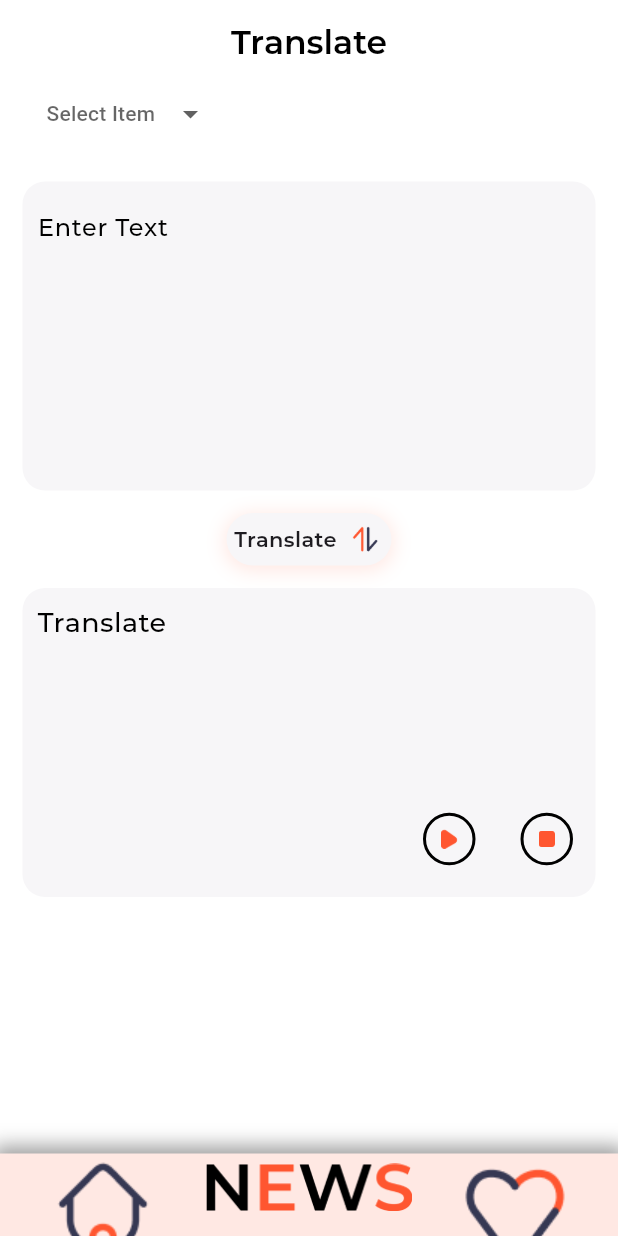
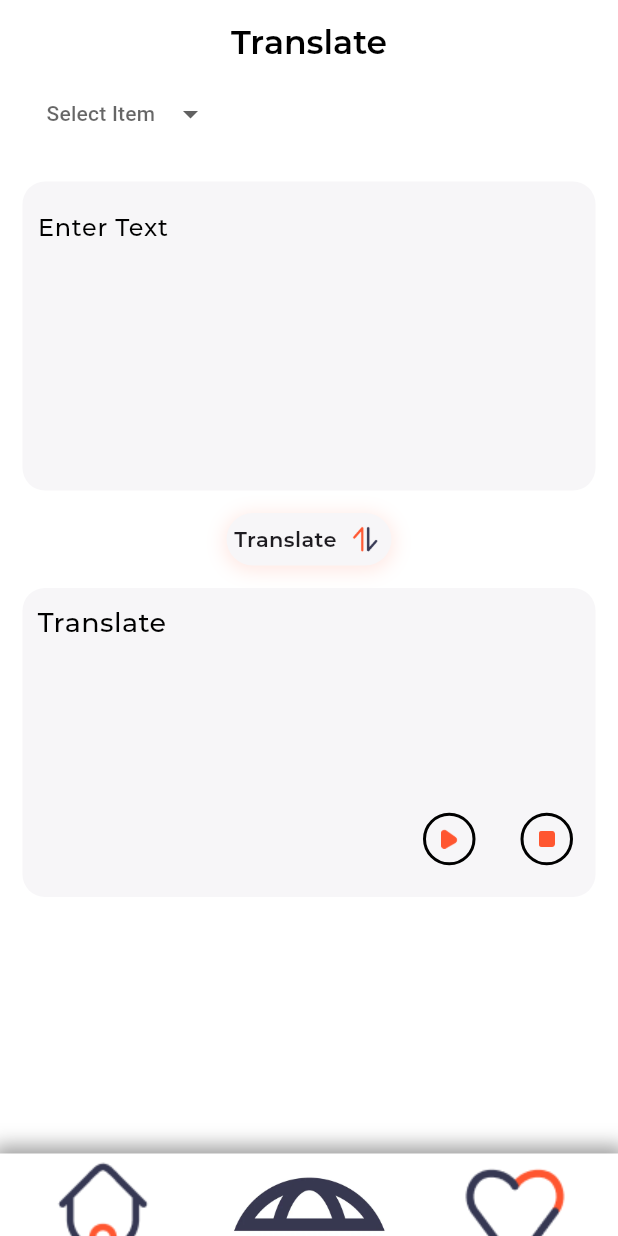
Before and after one commit to naimishvarsani/newsApp, a Flutter app: the PersistenBottomNavBar widget shown alone on an empty page, opened directly, on a phone screen of 412 x 824 dp. Run offline on Flutter 3.47's test engine with Material 3 defaults, Android fonts, the phone set to English and light mode, and no system bars; drawn by our look-alikes of dropdown_button2, persistent_bottom_nav_bar_v2; our stand-ins replace flutter_tts, get, shared_preferences, smooth_page_indicator, url_launcher_web; missing offline and left inert: shared_preferences_web, translator; accounts and stored records are empty; project files that could hold a hidden picture were left out.

Commit message:
add icon

```diff
--- a/lib/Helper/bottomnavbar.dart
+++ b/lib/Helper/bottomnavbar.dart
@@ -21,7 +21,7 @@ class PersistenBottomNavBar extends StatelessWidget {
         PersistentTabConfig(
           screen: CountryListView(),
           item: ItemConfig(
-            icon: Image.asset(AssetsPath.home + 'NEWS.png'),
+            icon: Image.asset(AssetsPath.home + 'newsIcon.jpg'),
             title: "News",
           ),
         ),
@@ -41,7 +41,7 @@ class PersistenBottomNavBar extends StatelessWidget {
         navBarBuilder: (navBarConfig) => Style10BottomNavBar(
           navBarConfig: navBarConfig,
           navBarDecoration: NavBarDecoration(
-              color: AppColor.iconbgcolor,
+              color: AppColor.bgcolor,
               boxShadow: [
                 BoxShadow(color: Colors.grey, spreadRadius: 5, blurRadius: 10)
               ]),
```
Also changed, not shown: assets/image/home/newsIcon.jpg (added).
